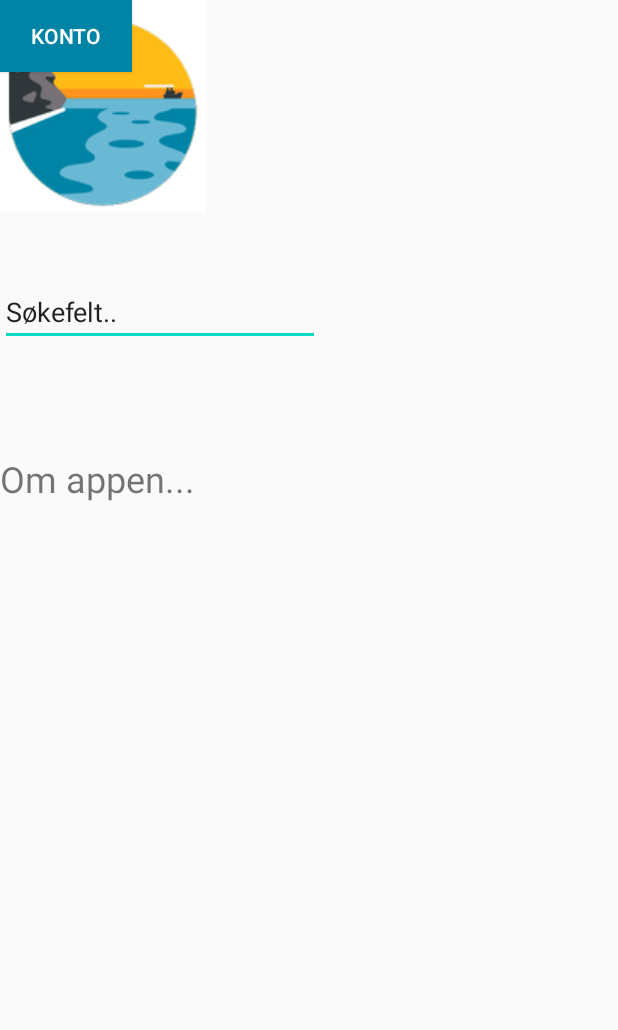
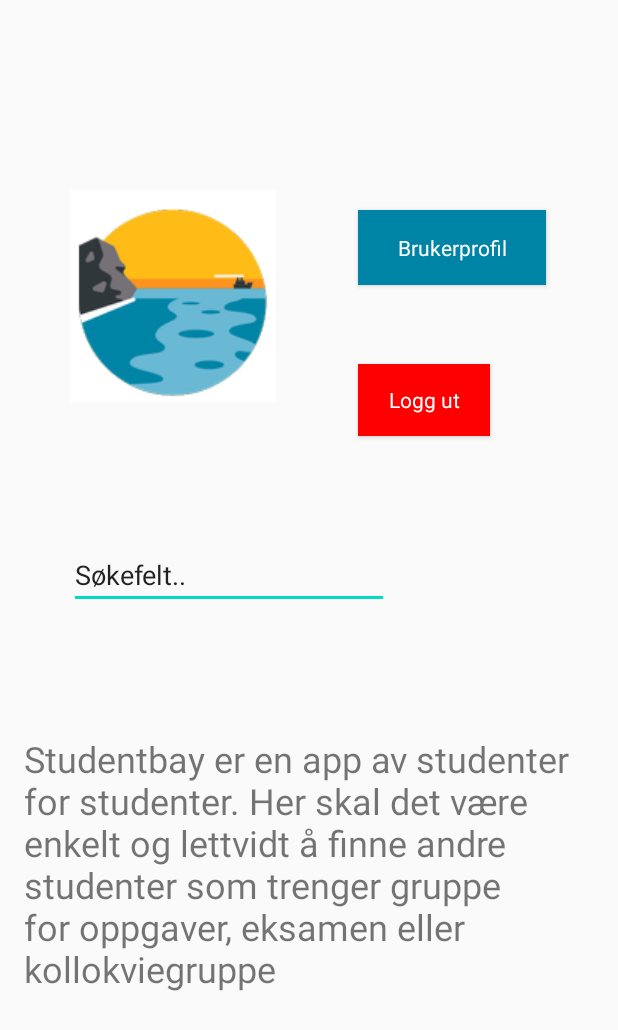
Before and after one commit to Xorie/MOB3000, an Android app: the layout om_appen.xml on its own in the app's theme, with its tools: preview values and no code run, on a phone screen of 412 x 824 dp. Shown: the top 1030 px of the screen. Run offline under Robolectric (Android 15) with nearby library versions, the phone set to English and light mode, and no system bars.

Commit message:
registrering fungere, hente data til brukerprofil og kobling til database / oppretting.

```diff
--- a/app/src/main/AndroidManifest.xml
+++ b/app/src/main/AndroidManifest.xml
@@ -16,6 +16,9 @@
         <activity android:name=".BrukerProfil"
             android:parentActivityName=".MainActivity">
         </activity>
+        <activity android:name=".OmAppen"
+            android:parentActivityName=".MainActivity">
+        </activity>
 
         <activity android:name=".MainActivity">
             <intent-filter>
--- a/app/src/main/java/com/example/mob3000/BrukerProfil.java
+++ b/app/src/main/java/com/example/mob3000/BrukerProfil.java
@@ -30,7 +30,7 @@ public class BrukerProfil extends AppCompatActivity {
                     if (mAdapter.getItemCount()>=1){
                         //int position=0;
                         List<Student> studentList = mAdapter.getData();
-                        mDb.StudentDao().deleteStudent(studentList.get(position));
+                        mDb.getStudentDao().deleteStudent(studentList.get(position));
                         showListData();
                     }
                 }
@@ -69,7 +69,7 @@ public class BrukerProfil extends AppCompatActivity {
         AppExecutors.getInstance().diskIO().execute(new Runnable() {
             @Override
             public void run() {
-                final List<Student> studentList = mDb.StudentDao().loadAllStudent();
+                final List<Student> studentList = mDb.getStudentDao().loadAllStudent();
                 runOnUiThread(new Runnable() {
                     @Override
                     public void run() {
--- a/app/src/main/java/com/example/mob3000/DataAdapter.java
+++ b/app/src/main/java/com/example/mob3000/DataAdapter.java
@@ -27,6 +27,7 @@ public class DataAdapter extends RecyclerView.Adapter<DataAdapter.StudentViewHol
     class StudentViewHolder extends RecyclerView.ViewHolder {
         // Your holder should contain a member variable for any view that will be set as you render a row
         TextView edStudentnr;
+        TextView edPassword;
         TextView edFirstname;
         TextView edLastname;
         TextView edSchool;
@@ -37,6 +38,7 @@ public class DataAdapter extends RecyclerView.Adapter<DataAdapter.StudentViewHol
             super(itemView);
             // Viewholder gets the handles for each view items in a row
             edStudentnr = (TextView) itemView.findViewById(R.id.txtStudentnr);
+            edPassword = (TextView) itemView.findViewById(R.id.txtPassword);
             edFirstname = (TextView) itemView.findViewById(R.id.txtFirstname);
             edLastname = (TextView) itemView.findViewById(R.id.txtLastname);
             edSchool = (TextView) itemView.findViewById(R.id.txtSchool);
@@ -66,9 +68,10 @@ public class DataAdapter extends RecyclerView.Adapter<DataAdapter.StudentViewHol
         Student currentStudent = mStudent.get(position);
         //  show the data in the views
         holder.edStudentnr.setText(currentStudent.getSid());
+        holder.edPassword.setText(currentStudent.getPassword());
         holder.edFirstname.setText(currentStudent.getFirstname());
         holder.edLastname.setText(currentStudent.getLastname());
-        holder.edSchool.setText(Integer.toString(currentStudent.getSchoolid()));
+        holder.edSchool.setText(currentStudent.getSchoolid());
         holder.edSubject.setText(currentStudent.getSubject());
         holder.edYear.setText(currentStudent.getYear());
     }
--- a/app/src/main/java/com/example/mob3000/MyDatabase.java
+++ b/app/src/main/java/com/example/mob3000/MyDatabase.java
@@ -6,7 +6,7 @@ import androidx.room.Database;
 import androidx.room.Room;
 import androidx.room.RoomDatabase;
 
-@Database(entities = {Student.class}, version=1)
+@Database(entities = {Student.class, School.class}, version=2)
 public abstract class MyDatabase  extends RoomDatabase {
 
     // Database name to be used
@@ -16,7 +16,8 @@ public abstract class MyDatabase  extends RoomDatabase {
 
     // **********//
     // Declare your data access objects *DAO* as abstract
-    public abstract StudentDao StudentDao();
+    public abstract StudentDao getStudentDao();
+    public abstract SchoolDao getSchoolDao();
     // **********//
 
     static MyDatabase getDatabase(final Context context) {
--- a/app/src/main/java/com/example/mob3000/SchoolDao.java
+++ b/app/src/main/java/com/example/mob3000/SchoolDao.java
@@ -10,7 +10,6 @@ import java.util.List;
 @Dao
 public interface SchoolDao {
     @Query("Select * from School ")
-        // public Drink getalldrinks()
     List<School> loadAllSchool();
 
     @Insert
--- a/app/src/main/res/layout/om_appen.xml
+++ b/app/src/main/res/layout/om_appen.xml
@@ -4,44 +4,79 @@
     xmlns:tools="http://schemas.android.com/tools"
     android:layout_width="match_parent"
     android:layout_height="match_parent"
-    tools:context=".OmAppen">
+    tools:context=".OmAppen"
+    android:fontFamily="sans-serif"
+    android:textSize="17sp" >
+
 
     <ImageView
         android:id="@+id/imageView6"
         android:layout_width="wrap_content"
         android:layout_height="wrap_content"
-        app:srcCompat="@drawable/logo"
-        tools:layout_editor_absoluteX="20dp"
-        tools:layout_editor_absoluteY="18dp" />
+        app:layout_constraintBottom_toBottomOf="parent"
+        app:layout_constraintEnd_toEndOf="parent"
+        app:layout_constraintHorizontal_bias="0.171"
+        app:layout_constraintStart_toStartOf="parent"
+        app:layout_constraintTop_toTopOf="parent"
+        app:layout_constraintVertical_bias="0.186"
+        app:srcCompat="@drawable/logo" />
 
     <Button
-        android:id="@+id/button4"
-        android:layout_width="wrap_content"
-        android:layout_height="wrap_content"
-        android:text="@string/konto"
-        tools:layout_editor_absoluteX="302dp"
-        tools:layout_editor_absoluteY="21dp"
+        android:id="@+id/account"
+        android:layout_width="125dp"
+        android:layout_height="50dp"
+        android:layout_marginTop="140dp"
         android:background="@color/colorButton"
-        android:textColor="@color/colorText"/>
+        android:fontFamily="sans-serif"
+        android:text="@string/account"
+        android:textAllCaps="false"
+        android:textColor="@color/colorText"
+        app:layout_constraintEnd_toEndOf="parent"
+        app:layout_constraintHorizontal_bias="0.832"
+        app:layout_constraintStart_toStartOf="parent"
+        app:layout_constraintTop_toTopOf="parent" />
 
     <EditText
         android:id="@+id/editTextTextPersonName"
         android:layout_width="wrap_content"
         android:layout_height="wrap_content"
-        android:layout_marginTop="44dp"
         android:ems="10"
         android:inputType="textPersonName"
-        android:text="@string/sokefelt"
-        app:layout_constraintTop_toBottomOf="@+id/imageView6"
-        tools:layout_editor_absoluteX="21dp" />
+        android:text="@string/search"
+        app:layout_constraintBottom_toBottomOf="parent"
+        app:layout_constraintEnd_toEndOf="parent"
+        app:layout_constraintHorizontal_bias="0.233"
+        app:layout_constraintStart_toStartOf="parent"
+        app:layout_constraintTop_toTopOf="parent"
+        app:layout_constraintVertical_bias="0.463" />
 
     <TextView
         android:id="@+id/textView"
         android:layout_width="365dp"
         android:layout_height="327dp"
-        android:layout_marginTop="72dp"
-        android:text="@string/om_appen"
+        android:text="@string/about"
         android:textSize="24sp"
-        app:layout_constraintTop_toBottomOf="@+id/editTextTextPersonName"
-        tools:layout_editor_absoluteX="23dp" />
+        app:layout_constraintBottom_toBottomOf="parent"
+        app:layout_constraintEnd_toEndOf="parent"
+        app:layout_constraintHorizontal_bias="0.347"
+        app:layout_constraintStart_toStartOf="parent"
+        app:layout_constraintTop_toTopOf="parent"
+        app:layout_constraintVertical_bias="0.985" />
+
+    <Button
+        android:id="@+id/logout"
+        android:layout_width="wrap_content"
+        android:layout_height="wrap_content"
+        android:text="@string/logout"
+        android:background="@color/colorRed"
+        android:fontFamily="sans-serif"
+        android:textAllCaps="false"
+        android:textColor="@color/colorText"
+        android:onClick="logout"
+        app:layout_constraintBottom_toBottomOf="parent"
+        app:layout_constraintEnd_toEndOf="parent"
+        app:layout_constraintHorizontal_bias="0.736"
+        app:layout_constraintStart_toStartOf="parent"
+        app:layout_constraintTop_toTopOf="parent"
+        app:layout_constraintVertical_bias="0.313" />
 </androidx.constraintlayout.widget.ConstraintLayout>
--- a/app/src/main/res/values/strings.xml
+++ b/app/src/main/res/values/strings.xml
@@ -21,9 +21,11 @@
     <string name="userPic">Last opp bilde</string>
     <string name="reg">Lagre</string>
     <string name="name">Navn</string>
-    <string name="sokefelt">Søkefelt..</string>
-    <string name="om_appen">Om appen...</string>
-    <string name="konto">Konto</string>
+    <string name="search">Søkefelt..</string>
+    <string name="about">Studentbay er en app av studenter for studenter. Her skal
+    det være enkelt og lettvidt å finne andre studenter som trenger gruppe
+    for oppgaver, eksamen eller kollokviegruppe</string>
+    <string name="account">Brukerprofil</string>
     <string name="studentnr">Studentnr</string>
     <string name="password">Passord</string>
     <string name="school">Skolenavn</string>
@@ -33,4 +35,5 @@
     <string name="overskrift4">Skolenavn:</string>
     <string name="overskrift5">Fag der bruker ønsker gruppe:</string>
     <string name="overskrift6">Årskull:</string>
+    <string name="logout">Logg ut</string>
 </resources>
--- a/build.gradle
+++ b/build.gradle
@@ -16,6 +16,9 @@ allprojects {
     repositories {
         google()
         jcenter()
+        maven {
+            url "https://maven.google.com"
+        }
     }
 }
 
```
Also changed, not shown: app/src/main/java/com/example/mob3000/MainActivity.java (+34 -35 lines), app/src/main/java/com/example/mob3000/OmAppen.java (+14 -4 lines), app/src/main/java/com/example/mob3000/Registrering.java (+41 -21 lines), app/src/main/java/com/example/mob3000/Student.java (+55 -36 lines), app/src/main/java/com/example/mob3000/StudentDao.java (+8 -1 lines), app/src/main/java/com/example/mob3000/StudentWithSchool.java (added, +14 -0 lines), app/src/main/res/layout/activity_main.xml (+12 -26 lines), app/src/main/res/layout/registrering.xml (+5 -2 lines), app/src/main/res/layout/row_studentlayout.xml (+24 -7 lines).
